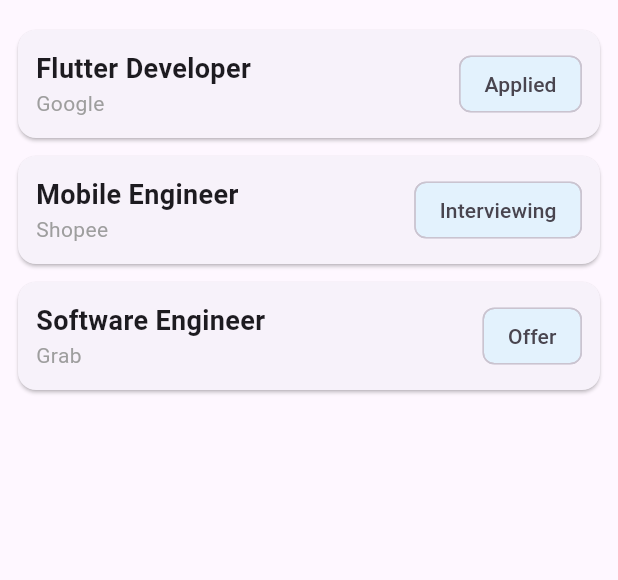
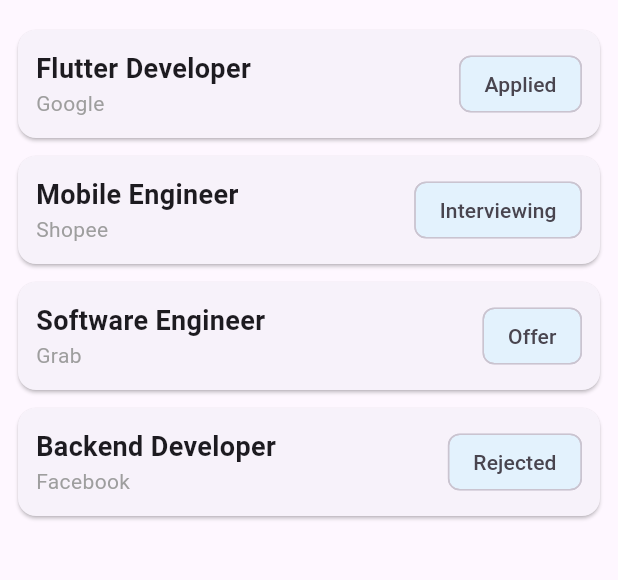
Before and after one commit to bhavani2199/jobtrack, a Flutter app: the screen it shows after launch, on a phone screen of 412 x 824 dp, the part 63-643 px from its top. Run offline on Flutter 3.47's test engine with Material 3 defaults, Android fonts, the phone set to English and light mode, and no system bars.

Commit message:
Add Provider for shared application status

```diff
--- /dev/null
+++ b/lib/providers/applications_provider.dart
@@ -0,0 +1,43 @@
+import 'package:flutter/material.dart';
+import 'package:jobtrack/models/job_application.dart';
+
+class ApplicationsProvider extends ChangeNotifier {
+  final List<JobApplication> _applications = [
+    JobApplication(
+      company: 'Google',
+      role: 'Flutter Developer',
+      status: 'Applied',
+      dateApplied: DateTime(2026, 9, 1),
+    ),
+    JobApplication(
+      company: 'Shopee',
+      role: 'Mobile Engineer',
+      status: 'Interviewing',
+      dateApplied: DateTime(2026, 9, 5),
+    ),
+    JobApplication(
+      company: 'Grab',
+      role: 'Software Engineer',
+      status: 'Offer',
+      dateApplied: DateTime(2026, 9, 8),
+    ),
+    JobApplication(
+      company: 'Facebook',
+      role: 'Backend Developer',
+      status: 'Rejected',
+      dateApplied: DateTime(2026, 9, 10),
+    ),
+  ];
+
+  List<JobApplication> get applications => _applications;
+
+  void addApplication(JobApplication app) {
+    _applications.add(app);
+    notifyListeners();
+  }
+
+  void updateStatus(int index, String newStatus) {
+    _applications[index].status = newStatus;
+    notifyListeners();
+  }
+}
--- a/lib/screens/application_list_screen.dart
+++ b/lib/screens/application_list_screen.dart
@@ -1,32 +1,14 @@
 import 'package:flutter/material.dart';
-import 'package:jobtrack/models/job_application.dart';
+import 'package:provider/provider.dart';
 import 'package:jobtrack/screens/application_detail_screen.dart';
+import 'package:jobtrack/providers/applications_provider.dart';
 
 class ApplicationListScreen extends StatelessWidget {
   const ApplicationListScreen({super.key});
 
   @override
   Widget build(BuildContext context) {
-    final List<JobApplication> applications = [
-      JobApplication(
-        company: 'Google',
-        role: 'Flutter Developer',
-        status: 'Applied',
-        dateApplied: DateTime(2026, 9, 1),
-      ),
-      JobApplication(
-        company: 'Shopee',
-        role: 'Mobile Engineer',
-        status: 'Interviewing',
-        dateApplied: DateTime(2026, 9, 5),
-      ),
-      JobApplication(
-        company: 'Grab',
-        role: 'Software Engineer',
-        status: 'Offer',
-        dateApplied: DateTime(2026, 9, 8),
-      ),
-    ];
+    final applications = context.watch<ApplicationsProvider>().applications;
 
     return Scaffold(
       appBar: AppBar(title: const Text('JobTrack')),
--- a/pubspec.yaml
+++ b/pubspec.yaml
@@ -34,6 +34,7 @@
   # The following adds the Cupertino Icons font to your application.
   # Use with the CupertinoIcons class for iOS style icons.
   cupertino_icons: ^1.0.8
+  provider: ^6.1.5+1
 
 dev_dependencies:
   flutter_test:
```
Also changed, not shown: lib/main.dart (+8 -1 lines), pubspec.lock.
